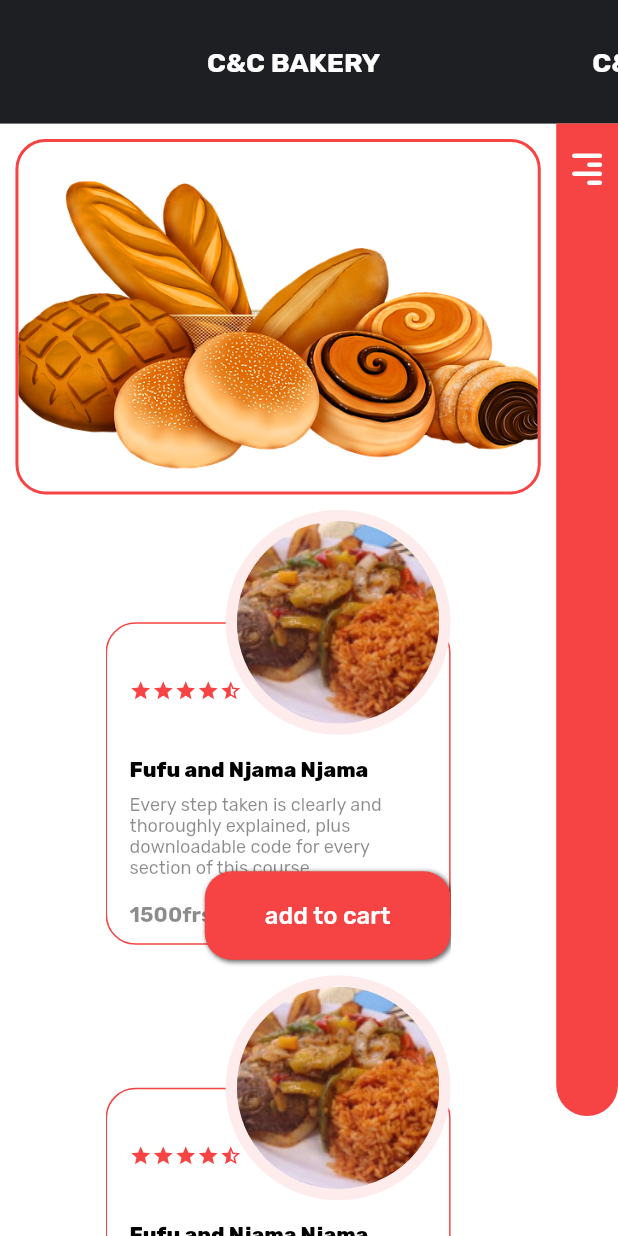
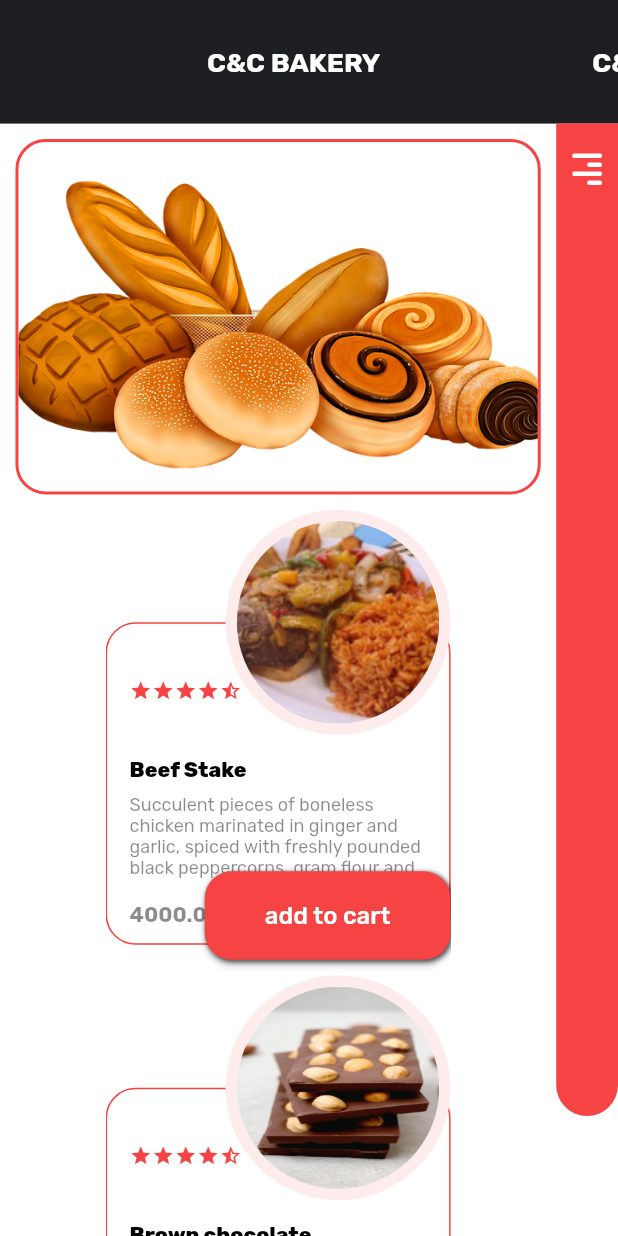
Before and after one commit to kefeh/cbakes, a Flutter app: the LargeHomePage screen opened directly, after a tap on "BAKERY", on a phone screen of 412 x 824 dp. Run offline on Flutter 3.47's test engine with Material 2 defaults, Android fonts, the phone set to English and light mode, and no system bars; drawn by our look-alikes of marquee; our stand-ins replace auto_route, dartz, flutter_hooks, flutter_riverpod, freezed_annotation, google_fonts and 2 more.

Commit message:
adds code for the dynamic update of items

```diff
--- a/lib/checkout/application/providers.dart
+++ b/lib/checkout/application/providers.dart
@@ -9,3 +9,7 @@ final activeProvider =
 final activeDeliveryBtnProvider =
     StateNotifierProvider<DeliveryMethodActiveNotifier, String?>(
         (ref) => DeliveryMethodActiveNotifier(null));
+
+final sideFoodItemProvider =
+    StateNotifierProvider<SideFoodItemsNotifier, SideFoodItems>(
+        (ref) => SideFoodItemsNotifier());
--- a/lib/checkout/presentation/checkout.dart
+++ b/lib/checkout/presentation/checkout.dart
@@ -1,6 +1,9 @@
+import 'package:cbakes/checkout/application/notifiers/checkout_state_notifiers.dart';
+import 'package:cbakes/checkout/application/providers.dart';
 import 'package:cbakes/checkout/presentation/checkout_dialogue.dart';
 import 'package:cbakes/checkout/presentation/widgets/helpers.dart';
 import 'package:cbakes/core/application/providers.dart';
+import 'package:cbakes/core/dormain/food_item.dart';
 import 'package:cbakes/core/presentation/widgets/helper.dart';
 import 'package:cbakes/checkout/presentation/widgets/items.dart';
 import 'package:cbakes/core/presentation/widgets/marquee.dart';
@@ -64,6 +67,8 @@ class CheckoutLarge extends ConsumerWidget {
 
   @override
   Widget build(BuildContext context, WidgetRef ref) {
+    final foodItems = FoodItem.items;
+    final sideFoodItem = ref.watch(sideFoodItemProvider);
     return Expanded(
       flex: 9,
       child: Row(
@@ -111,18 +116,9 @@ class CheckoutLarge extends ConsumerWidget {
                       child: Wrap(
                         spacing: mainPadding,
                         runSpacing: mainPadding,
-                        children: const [
-                          CheckoutItem(),
-                          CheckoutItem(),
-                          CheckoutItem(),
-                          CheckoutItem(),
-                          CheckoutItem(),
-                          CheckoutItem(),
-                          CheckoutItem(),
-                          CheckoutItem(),
-                          CheckoutItem(),
-                          CheckoutItem(),
-                          CheckoutItem(),
+                        children: [
+                          for (FoodItem item in foodItems)
+                            CheckoutItem(item: item),
                         ],
                       ),
                     ),
@@ -166,38 +162,23 @@ class CheckoutLarge extends ConsumerWidget {
                                   child: SingleChildScrollView(
                                     child: Column(
                                       children: [
-                                        SideItem(
-                                          headingText: "Fufu and Njama Njama",
-                                          price: 1500,
-                                          quantity: 1,
-                                          widthFactor: sideBarWidth,
-                                        ),
-                                        SideItem(
-                                          headingText: "Rice and Tomatoe sauce",
-                                          price: 2000,
-                                          quantity: 2,
-                                          widthFactor: sideBarWidth,
-                                        ),
-                                        SideItem(
-                                          headingText: "Riz saute",
-                                          price: 100,
-                                          quantity: 1,
-                                          widthFactor: sideBarWidth,
-                                        ),
-                                        SideItem(
-                                          headingText: "Fufu and Eru",
-                                          price: 5000,
-                                          quantity: 3,
-                                          widthFactor: sideBarWidth,
-                                        ),
+                                        for (SideFoodItem item
+                                            in sideFoodItem.items)
+                                          SideItem(
+                                            item: item,
+                                            widthFactor: sideBarWidth,
+                                            index: sideFoodItem.items
+                                                .indexOf(item),
+                                          ),
                                       ],
                                     ),
                                   ),
                                 ),
-                                const Padding(
-                                  padding: EdgeInsets.all(16.0),
+                                Padding(
+                                  padding: const EdgeInsets.all(16.0),
                                   child: ItemHeading(
-                                    text: "Total: 4000frs",
+                                    text:
+                                        "Total: ${sideFoodItem.totalPrice}frs",
                                     color: Colors.white,
                                     fontSize: 20,
                                   ),
--- a/lib/checkout/presentation/widgets/helpers.dart
+++ b/lib/checkout/presentation/widgets/helpers.dart
@@ -9,9 +9,11 @@ class CircularImage extends StatelessWidget {
   const CircularImage({
     Key? key,
     required this.size,
+    required this.imageUrl,
   }) : super(key: key);
 
   final double size;
+  final String imageUrl;
 
   @override
   Widget build(BuildContext context) {
@@ -29,12 +31,12 @@ class CircularImage extends StatelessWidget {
         Container(
           width: size - size / 10,
           height: size - size / 10,
-          decoration: const BoxDecoration(
+          decoration: BoxDecoration(
             shape: BoxShape.circle,
             color: Colors.white,
             image: DecorationImage(
               fit: BoxFit.fill,
-              image: AssetImage("assets/images/card.png"),
+              image: AssetImage(imageUrl),
             ),
           ),
         ),
@@ -143,14 +145,18 @@ class CbIcons extends StatelessWidget {
     Key? key,
     required this.icon,
     required this.size,
+    required this.onTap,
   }) : super(key: key);
 
   final IconData icon;
   final double size;
+  final void Function() onTap;
 
   @override
   Widget build(BuildContext context) {
-    return Container(
+    return GestureDetector(
+      onTap: onTap,
+      child: Container(
         height: size,
         width: size,
         decoration: BoxDecoration(
@@ -162,6 +168,7 @@ class CbIcons extends StatelessWidget {
             icon,
             size: size - 5,
             color: Theme.of(context).colorScheme.secondary,
+          ),
         ),
       ),
     );
--- a/lib/checkout/presentation/widgets/items.dart
+++ b/lib/checkout/presentation/widgets/items.dart
@@ -1,16 +1,23 @@
+import 'package:cbakes/checkout/application/notifiers/checkout_state_notifiers.dart';
+import 'package:cbakes/checkout/application/providers.dart';
 import 'package:cbakes/checkout/presentation/widgets/helpers.dart';
+import 'package:cbakes/core/dormain/food_item.dart';
 import 'package:cbakes/home/presentation/widgets/buttons.dart';
 import 'package:flutter/material.dart';
+import 'package:flutter_riverpod/flutter_riverpod.dart';
 import 'package:google_fonts/google_fonts.dart';
 import 'package:material_design_icons_flutter/material_design_icons_flutter.dart';
 
-class CheckoutItem extends StatelessWidget {
+class CheckoutItem extends ConsumerWidget {
   const CheckoutItem({
     Key? key,
+    required this.item,
   }) : super(key: key);
 
+  final FoodItem item;
+
   @override
-  Widget build(BuildContext context) {
+  Widget build(BuildContext context, WidgetRef ref) {
     return SizedBox(
       width: 230,
       height: 300,
@@ -50,15 +57,17 @@ class CheckoutItem extends StatelessWidget {
                           crossAxisAlignment: CrossAxisAlignment.start,
                           mainAxisAlignment: MainAxisAlignment.start,
                           children: [
-                            const ItemHeading(
-                              text: "Fufu and Njama Njama",
+                            ItemHeading(
+                              text: item.name,
                               color: Colors.black,
                             ),
                             Padding(
                               padding:
                                   const EdgeInsets.symmetric(vertical: 8.0),
                               child: Text(
-                                "Every step taken is clearly and thoroughly explained, plus downloadable code for every section of this course.",
+                                item.decription,
+                                maxLines: 4,
+                                overflow: TextOverflow.ellipsis,
                                 style: GoogleFonts.rubik(
                                   color: Colors.black45,
                                   fontSize: 12,
@@ -69,11 +78,11 @@ class CheckoutItem extends StatelessWidget {
                           ],
                         ),
                       ),
-                      const SizedBox(
+                      SizedBox(
                         height: 20,
                         child: ItemPriceText(
                           color: Colors.black45,
-                          text: "1500frs",
+                          text: "${item.price}frs",
                         ),
                       ),
                     ],
@@ -82,10 +91,11 @@ class CheckoutItem extends StatelessWidget {
               ),
             ),
           ),
-          const Align(
+          Align(
             alignment: Alignment.topRight,
             child: CircularImage(
               size: 150,
+              imageUrl: item.imageUrl,
             ),
           ),
           Align(
@@ -93,6 +103,9 @@ class CheckoutItem extends StatelessWidget {
             child: ButtonMain(
               text: "add to cart",
               backgroundColor: Theme.of(context).colorScheme.secondary,
+              onPressed: () {
+                ref.read(sideFoodItemProvider.notifier).addSideItem(item);
+              },
             ),
           ),
         ],
@@ -101,26 +114,25 @@ class CheckoutItem extends StatelessWidget {
   }
 }
 
-class SideItem extends StatelessWidget {
+class SideItem extends ConsumerWidget {
   const SideItem({
     Key? key,
-    required this.headingText,
-    required this.price,
-    required this.quantity,
+    required this.item,
     required this.widthFactor,
+    required this.index,
   }) : super(key: key);
 
-  final String headingText;
-  final double price;
-  final int quantity;
+  final SideFoodItem item;
   final double widthFactor;
+  final int index;
 
   @override
-  Widget build(BuildContext context) {
+  Widget build(BuildContext context, WidgetRef ref) {
     final widthSize = MediaQuery.of(context).size.width;
     final mediumSize = widthSize < 1200;
 
     final double width100 = widthFactor / 4;
+    final sideNotifier = ref.read(sideFoodItemProvider.notifier);
     return Padding(
       padding: const EdgeInsets.symmetric(
         horizontal: 25.0,
@@ -158,7 +170,7 @@ class SideItem extends StatelessWidget {
                       crossAxisAlignment: CrossAxisAlignment.start,
                       children: [
                         ItemHeading(
-                          text: headingText,
+                          text: item.name,
                           color: Colors.white,
                           fontSize: mediumSize ? 12 : 14,
                         ),
@@ -168,12 +180,12 @@ class SideItem extends StatelessWidget {
                             mainAxisAlignment: MainAxisAlignment.spaceBetween,
                             children: [
                               ItemPriceText(
-                                text: "${price.toString()}frs",
+                                text: "${item.price}frs",
                                 color: Colors.white60,
                                 fontSize: mediumSize ? 12 : 14,
                               ),
                               Text(
-                                "${quantity}x",
+                                "${item.quantity}x",
                                 style: TextStyle(
                                     color: Colors.white,
                                     fontSize: mediumSize ? 14 : 16,
@@ -197,14 +209,18 @@ class SideItem extends StatelessWidget {
                                 CbIcons(
                                     icon: Icons.add,
                                     size: mediumSize ? 20 : 30,
-                                ),
+                                    onTap: () {
+                                      sideNotifier.addSideItem(item, index);
+                                    }),
                                 const SizedBox(
                                   width: 5,
                                 ),
                                 CbIcons(
                                     icon: MdiIcons.minus,
                                     size: mediumSize ? 20 : 30,
-                                ),
+                                    onTap: () {
+                                      sideNotifier.removeSideItem(index);
+                                    }),
                               ],
                             ),
                           ),
@@ -220,11 +236,15 @@ class SideItem extends StatelessWidget {
                                 CbIcons(
                                     icon: Icons.add,
                                     size: mediumSize ? 25 : 30,
-                                ),
+                                    onTap: () {
+                                      sideNotifier.addSideItem(item, index);
+                                    }),
                                 CbIcons(
                                     icon: MdiIcons.minus,
                                     size: mediumSize ? 25 : 30,
-                                ),
+                                    onTap: () {
+                                      sideNotifier.removeSideItem(index);
+                                    }),
                               ],
                             ),
                           ),
@@ -235,6 +255,7 @@ class SideItem extends StatelessWidget {
           ),
           CircularImage(
             size: width100,
+            imageUrl: item.imageUrl,
           ),
         ],
       ),
```
Also changed, not shown: lib/checkout/application/notifiers/checkout_state_notifiers.dart (+116 -0 lines), lib/checkout/application/notifiers/checkout_state_notifiers.freezed.dart (added). Lines whose indentation alone changed are shown as unchanged.
